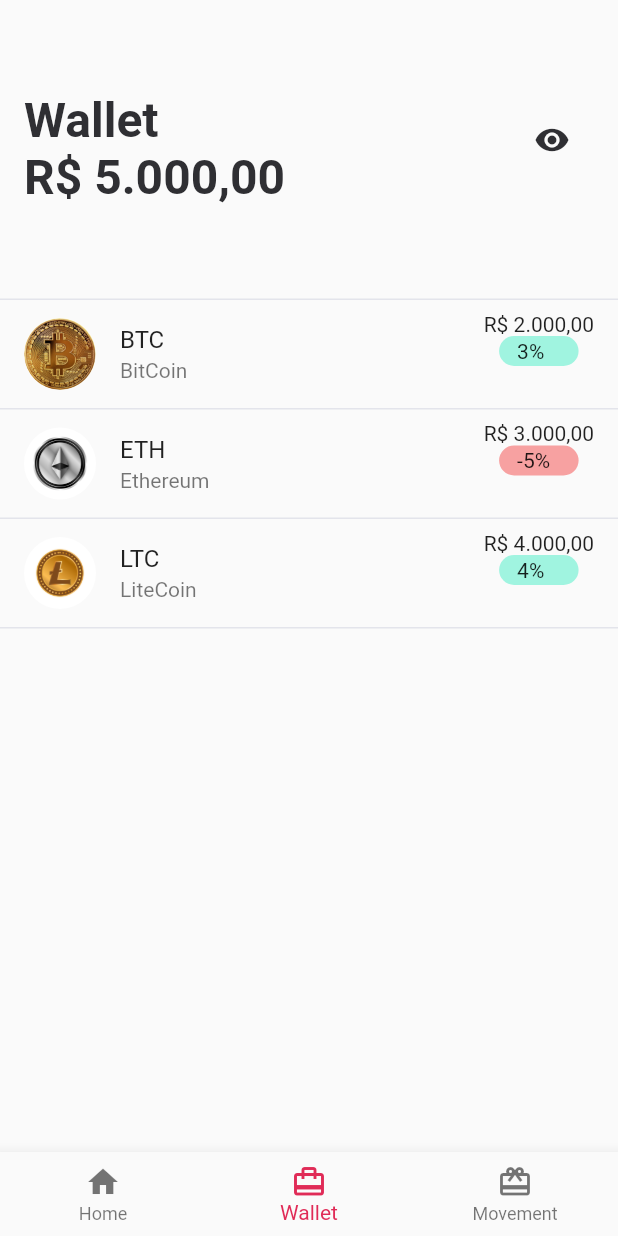
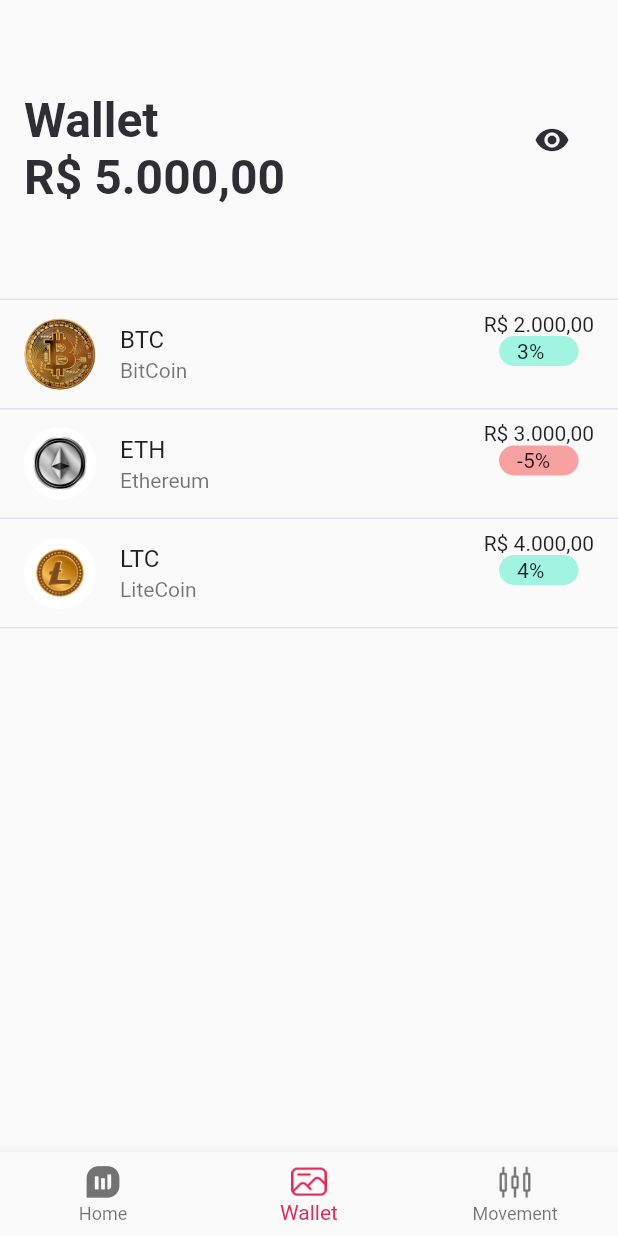
Before and after one commit to CamileBarros/ListagemCrypto, a Flutter app: the screen it shows after launch, item 2 of the bottom bar chosen, on a phone screen of 412 x 824 dp. Run offline on Flutter 3.47's test engine with Material 2 defaults, Android fonts, the phone set to English and light mode, and no system bars; our stand-ins replace charts_flutter, google_fonts; generated files the repository leaves out were written again.

Commit message:
update layout

```diff
--- a/lib/data_source/data_list_wallet.dart
+++ b/lib/data_source/data_list_wallet.dart
@@ -22,8 +22,6 @@ class DatasListWallet {
       dayVariation: -05,
       cryptoInfo: CryptoInfo(
           valueWallet: 5000, actualValueCrypto: 4000, valueMin: 5, valueMax: 6),
-
-      ///  [[1d][2d]]// 1d: lista, 2d: lista
     ),
     CryptoListModel(
       iconCrypto: const AssetImage(AppImages.iconLTC),
--- a/lib/screens/wallet/home_wallet.dart
+++ b/lib/screens/wallet/home_wallet.dart
@@ -133,8 +133,6 @@ class _HomeWalletPageState extends State<HomeWalletPage> {
                                                 max: e.cryptoInfo.valueMax,
                                                 actualCrypto: e.cryptoInfo
                                                     .actualValueCrypto,
-                                                btnPeriod: PeriodFilter(),
-                                                // barChart: const CryptoBarsChart(animate: false, dataBars: []
                                               )));
                                 })),
                       ],
--- a/lib/shared/themes/app_images.dart
+++ b/lib/shared/themes/app_images.dart
@@ -2,5 +2,7 @@ class AppImages {
   static const iconBTC = "assets/images/bitcoin.png";
   static const iconETH = "assets/images/ethereum.png";
   static const iconLTC = "assets/images/litecoin.png";
-  static const iconVector = "assets/images/vector.png";
+  static const iconMovement = "assets/images/bolsa_icon.png";
+  static const iconWarren = "assets/images/warren.png";
+  static const iconWallet = "assets/images/carteiras_icon.png";
 }
--- a/lib/shared/widgets/bottom_nav_bar.dart
+++ b/lib/shared/widgets/bottom_nav_bar.dart
@@ -5,6 +5,7 @@ import 'package:listagem_crypto/screens/home/home_page.dart';
 import 'package:listagem_crypto/screens/movement/home_movement.dart';
 import 'package:listagem_crypto/screens/wallet/home_wallet.dart';
 import 'package:listagem_crypto/shared/themes/app_colors.dart';
+import 'package:listagem_crypto/shared/themes/app_images.dart';
 
 class BottomNavBar extends StatefulWidget {
   const BottomNavBar({Key? key}) : super(key: key);
@@ -39,14 +40,14 @@ class BottomNavBarState extends State<BottomNavBar> {
         onTap: onTabTapped,
         items: <BottomNavigationBarItem>[
           BottomNavigationBarItem(
-              icon: const Icon(Icons.home),
+              icon: const ImageIcon(AssetImage(AppImages.iconWarren)),
               label: AppLocalizations.of(context)!.nameHome),
           BottomNavigationBarItem(
-            icon: const Icon(Icons.card_travel),
+            icon: const ImageIcon(AssetImage(AppImages.iconWallet)),
             label: AppLocalizations.of(context)!.nameWallet,
           ),
           BottomNavigationBarItem(
-            icon: const Icon(Icons.wallet_giftcard),
+            icon: const ImageIcon(AssetImage(AppImages.iconMovement)),
             label: AppLocalizations.of(context)!.nameMovement,
           ),
         ],
```
Also changed, not shown: lib/data_source/data_list_chart.dart (deleted, +0 -11 lines), lib/screens/details/details_page.dart (+0 -7 lines), assets/images/Vector.png (deleted), assets/images/bolsa_icon.png (added), assets/images/carteiras_icon.png (added), assets/images/warren.png (added).
